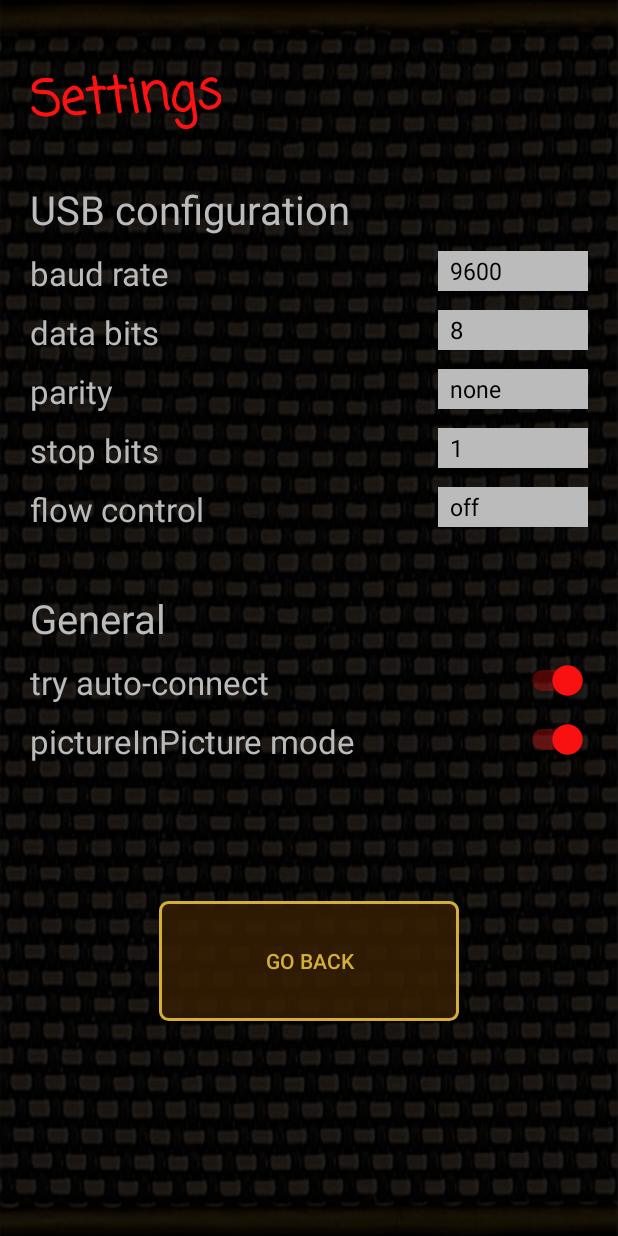
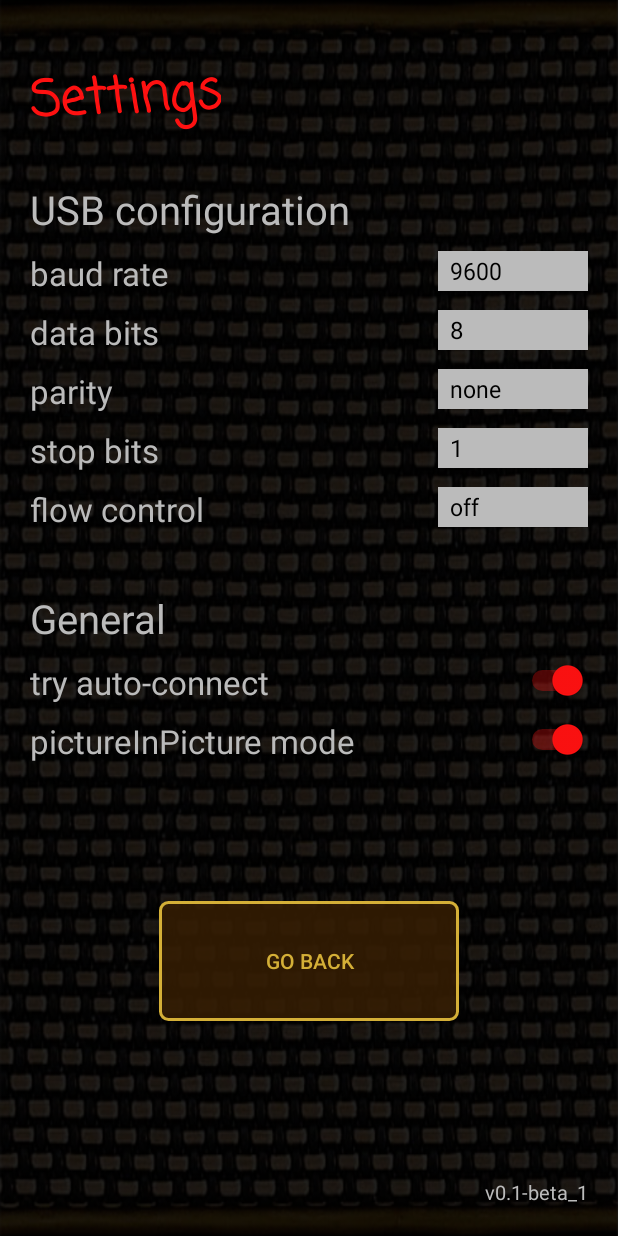
Before and after one commit to nanos87/SparkPedal, an Android app: the SettingsActivity screen opened directly, with no data from a screen before it, on a phone screen of 412 x 824 dp. Run offline under Robolectric (Android 15) with nearby library versions, the phone set to English and light mode, and no system bars.

Commit message:
add versioning

```diff
--- a/App/Android/app/build.gradle
+++ b/App/Android/app/build.gradle
@@ -11,7 +11,7 @@ android {
         minSdkVersion 24
         targetSdkVersion 30
         versionCode 1
-        versionName "1.0"
+        versionName "0.1-beta"
 
         testInstrumentationRunner "androidx.test.runner.AndroidJUnitRunner"
     }
--- a/App/Android/app/src/main/java/de/nanos87/sparkpedal/SettingsActivity.kt
+++ b/App/Android/app/src/main/java/de/nanos87/sparkpedal/SettingsActivity.kt
@@ -20,7 +20,7 @@ class SettingsActivity : AppCompatActivity() {
         super.onCreate(savedInstanceState)
         setContentView(R.layout.settings_layout)
         mContext = this
-
+        settings_version.text = "v" + BuildConfig.VERSION_NAME + "_" + BuildConfig.VERSION_CODE
         val sharedPref = getSharedPreferences(SHARED_SETTINGS, Context.MODE_PRIVATE)
         val baudRate = sharedPref.getInt(R.id.cb_baud_rate.toString(), 9600)
         val dataBits = sharedPref.getInt(R.id.cb_data_bits.toString(), 8)
--- a/App/Android/app/src/main/res/layout/settings_layout.xml
+++ b/App/Android/app/src/main/res/layout/settings_layout.xml
@@ -227,4 +227,15 @@
         android:background="@drawable/button_general"
         android:textColor="@color/buttonFill"
         />
+    <TextView
+        android:id="@+id/settings_version"
+        android:layout_width="wrap_content"
+        android:layout_height="wrap_content"
+        android:textColor="@color/colorPrimary"
+        android:text=""
+        android:textSize="6pt"
+        android:layout_margin="10dp"
+        app:layout_constraintBottom_toBottomOf="parent"
+        app:layout_constraintRight_toRightOf="parent"
+        />
 </androidx.constraintlayout.widget.ConstraintLayout>
```
